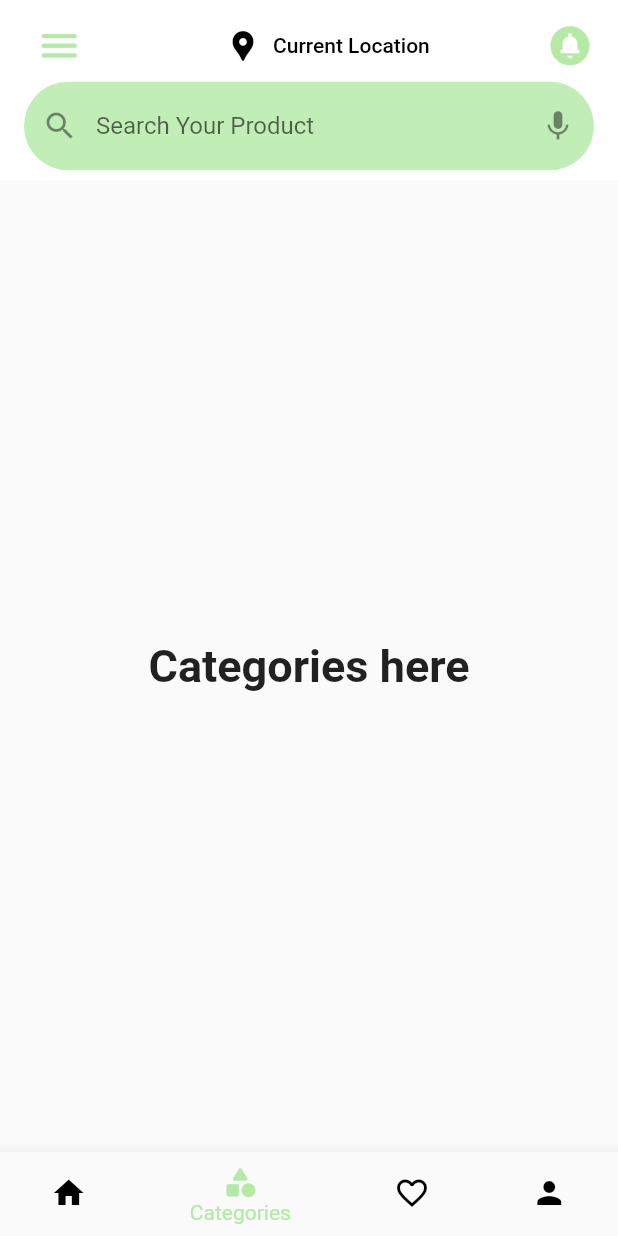
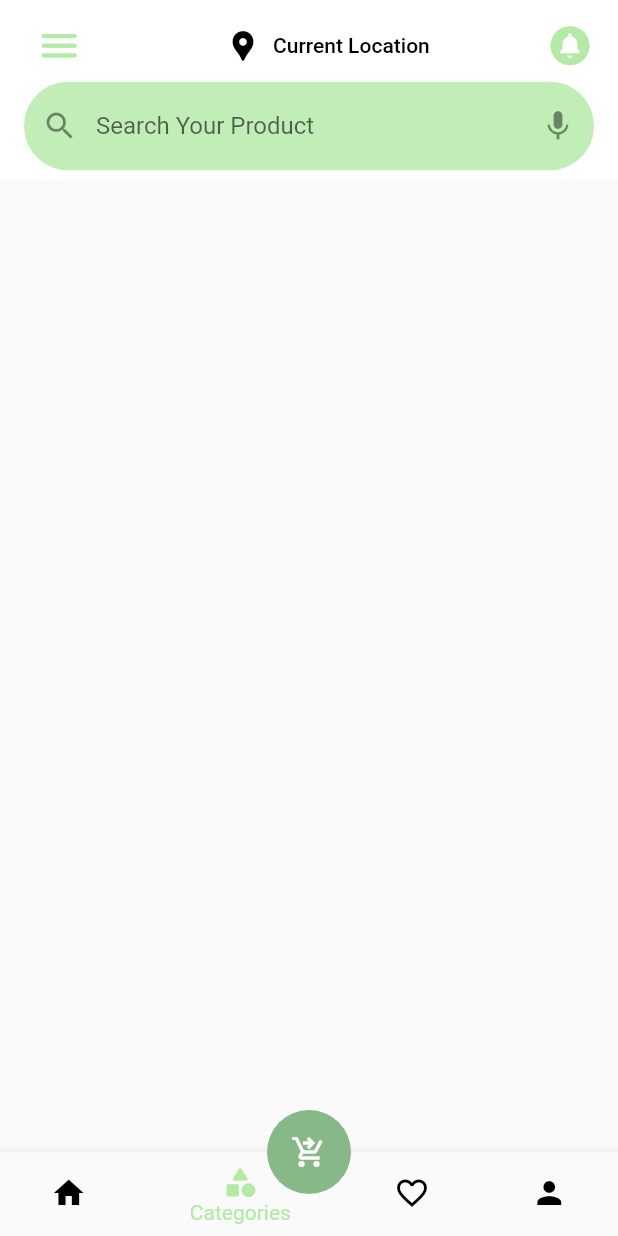
Before and after one commit to TabsOverSpaces4/tinybasket, a Flutter app: the screen it shows after launch, item 2 of the bottom bar chosen, on a phone screen of 412 x 824 dp. Run offline on Flutter 3.47's test engine with Material 2 defaults, Android fonts, the light colour scheme and no system bars.

Commit message:
Overall layoud depd

```diff
--- a/lib/UI/Screens/Categories.dart
+++ b/lib/UI/Screens/CategoriesScreen.dart
@@ -8,17 +8,11 @@ class Categories extends StatefulWidget {
 }
 
 class _CategoriesState extends State<Categories> {
-  static const TextStyle optionStyle =
-      TextStyle(fontSize: 30, fontWeight: FontWeight.bold);
   @override
   Widget build(BuildContext context) {
     return const Scaffold(
-      body: Center(
-      child: Text(
-      'Categories here',
-      style: optionStyle,
-    ),
-    ));
+
+      );
 
   }
 }
--- a/lib/UI/home.dart
+++ b/lib/UI/home.dart
@@ -1,8 +1,8 @@
 import 'package:flutter/material.dart';
-import 'package:tinybasket/UI/Screens/Categories.dart';
-import 'package:tinybasket/UI/Screens/Favourites.dart';
+import 'package:tinybasket/UI/Screens/CategoriesScreen.dart';
+import 'package:tinybasket/UI/Screens/FavouritesScreen.dart';
 import 'package:tinybasket/UI/Screens/HomeScreen.dart';
-import 'package:tinybasket/UI/Screens/Profile.dart';
+import 'package:tinybasket/UI/Screens/ProfileScreen.dart';
 
 import 'color_constants.dart';
 
@@ -67,6 +67,7 @@ class _HomeScreenState extends State<HomeScreen> {
                   child: Icon(Icons.circle_notifications_sharp,
                       color: ColorConstants.secondaryAppColor, size: 31),
                 ),
+
               ],
             ),
 
@@ -92,31 +93,17 @@ class _HomeScreenState extends State<HomeScreen> {
         backgroundColor: Colors.white,
         shadowColor: Colors.white,
 
-        //  title: Center(
-        //      child: Column(
-        //        children: const [
-        //          TextField(
-        //            style: TextStyle(height: 0.2,),
-        //            decoration: InputDecoration(
-        //             contentPadding: EdgeInsets.symmetric(vertical: 1.0),
-        //                border: OutlineInputBorder(
-        //                  borderSide: BorderSide(
-        //              width: 0,
 
-        //              style: BorderStyle.none,
-        //          ),
-        //                ),
-        //                filled: true,
-        //                fillColor: Color.fromARGB(73, 39, 194, 0),
-        //                hintText: 'Search Your Product',
-        //                prefixIcon: Icon(Icons.search),
-        //                suffixIcon: Icon(Icons.mic)),
-        //          ),
-        //        ],
-        //      ),
-        //  ),
       ),
       body: screens[_selectedIndex],
+      floatingActionButton: const FloatingActionButton(
+        onPressed: null,
+        tooltip: 'Increment',
+        child: Icon(Icons.shopping_cart_checkout),
+        elevation: 0,
+        backgroundColor: Color.fromARGB(255, 135, 184, 136),
+
+      ),
       bottomNavigationBar: BottomNavigationBar(
         items: const <BottomNavigationBarItem>[
           BottomNavigationBarItem(
@@ -140,7 +127,9 @@ class _HomeScreenState extends State<HomeScreen> {
         unselectedItemColor: Colors.black,
         selectedItemColor: ColorConstants.secondaryAppColor,
         onTap: _onItemTapped,
+
       ),
+      floatingActionButtonLocation: FloatingActionButtonLocation.centerDocked,
     );
   }
 }
```
Also changed, not shown: lib/UI/Elements/vendorsCard.dart (added, +24 -0 lines), lib/UI/Screens/HomeScreen.dart (+21 -2 lines), lib/UI/Screens/FavouritesScreen.dart (renamed from lib/UI/Screens/Favourites.dart), lib/UI/Screens/ProfileScreen.dart (renamed from lib/UI/Screens/Profile.dart).
